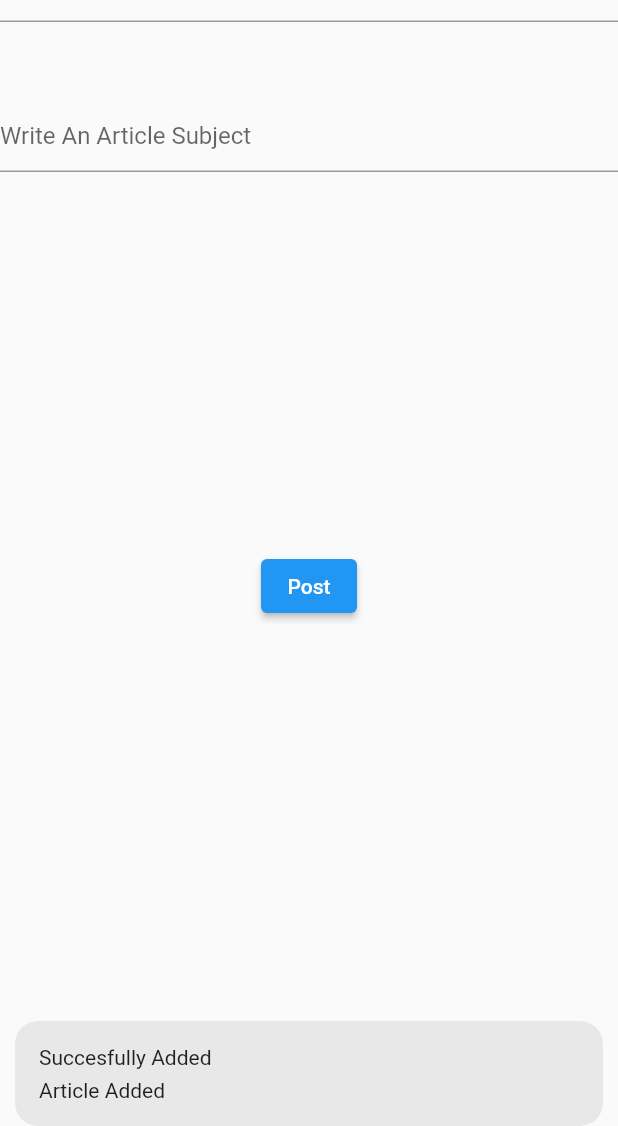
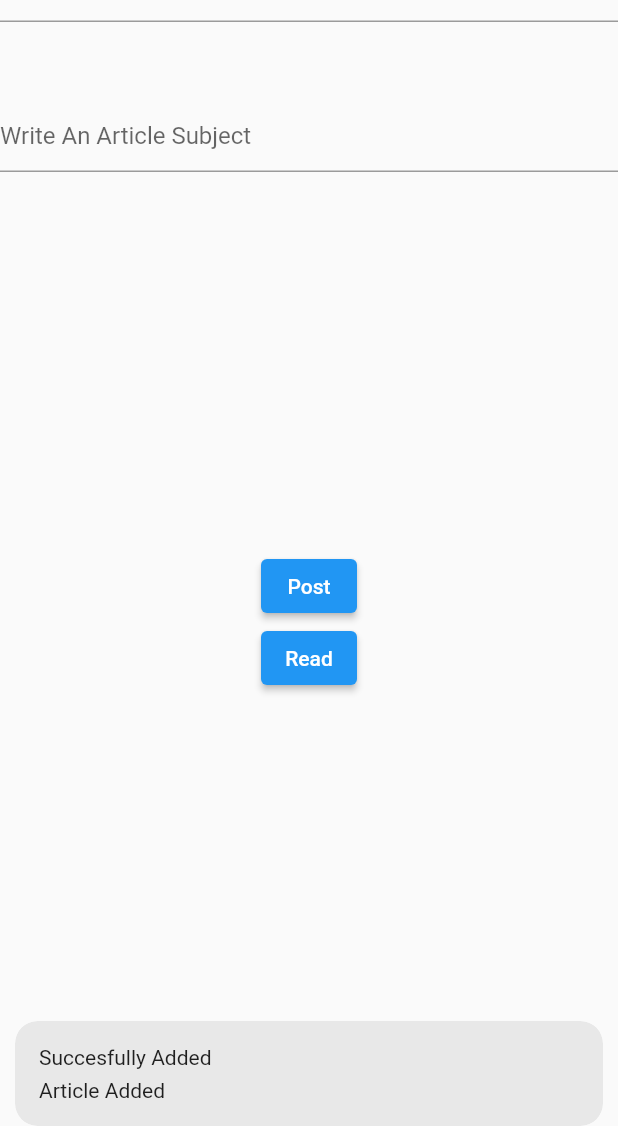
Before and after one commit to cavidanbagiri/BestArt, a Flutter app: the PostArticlePage screen opened by its route, after a tap on "Post", on a phone screen of 412 x 824 dp, the part 110-1236 px from its top. Run offline on Flutter 3.47's test engine with Material 2 defaults, Android fonts, the light colour scheme and no system bars; our stand-ins replace cloud_firestore, firebase_auth, firebase_core, get, get_storage; accounts and stored records are empty.

Commit message:
Adding Read Article

```diff
--- a/bestart/lib/controller/article_controller.dart
+++ b/bestart/lib/controller/article_controller.dart
@@ -1,5 +1,7 @@
 
+import 'package:bestart/models/article_model.dart';
 import 'package:bestart/services/article_service.dart';
+import 'package:cloud_firestore/cloud_firestore.dart';
 import 'package:flutter/cupertino.dart';
 import 'package:get/get.dart';
 import 'package:get_storage/get_storage.dart';
@@ -16,12 +18,26 @@ class ArticleController extends GetxController{
   TextEditingController? title_controller;
   TextEditingController? subject_controller;
 
+  //Create Article Modul instance list
+  RxList<ArticleModel>? article_model_list = RxList<ArticleModel>([]);
+
   @override
   onInit(){
     title_controller = TextEditingController();
     subject_controller = TextEditingController();
+    article_model_list?.bindStream(_article_service.getArticles());
     print('article cont work and ${current_user.read('email')}');
     super.onInit();
+  }
+
+  //Read From Data
+  void readdata(){
+    print('Read data work');
+    for(int i=0;i<article_model_list!.length;i++){
+      print(article_model_list![i].id);
+      print(article_model_list![i].title);
+      print(article_model_list![i].subject);
+    }
   }
 
   //Add Article ro Firebase
--- a/bestart/lib/models/article_model.dart
+++ b/bestart/lib/models/article_model.dart
@@ -1,4 +1,6 @@
 
+
+import 'package:cloud_firestore/cloud_firestore.dart';
 
 class ArticleModel {
   String ? id;
@@ -9,6 +11,11 @@ class ArticleModel {
 
   ArticleModel(this.id, this.title, this.subject, this.raiting, this.email);
 
-
+  //Read data contructor
+  ArticleModel.readData(DocumentSnapshot snapshot){
+    id = snapshot.id;
+    title = snapshot['title'];
+    subject = snapshot['subject'];
+  }
 
 }
--- a/bestart/lib/services/article_service.dart
+++ b/bestart/lib/services/article_service.dart
@@ -1,3 +1,4 @@
+import 'package:bestart/models/article_model.dart';
 import 'package:flutter/material.dart';
 import 'package:get/get.dart';
 import 'package:cloud_firestore/cloud_firestore.dart';
@@ -28,6 +29,13 @@ class ArticleService {
   }
 
   //Read From Firebase
+  Stream<List<ArticleModel>> getArticles(){
+    return articles_references.snapshots().map((query){
+      return query.docs.map((doc) {
+        return ArticleModel.readData(doc);
+      }).toList();
+    });
 
+  }
 
 }
--- a/bestart/lib/views/post_article_page.dart
+++ b/bestart/lib/views/post_article_page.dart
@@ -42,6 +42,14 @@ class PostArticlePage extends GetView<ArticleController> {
                 child: Text('Post'),
               ),
             ),
+            Container(
+              child: ElevatedButton(
+                onPressed: () {
+                  controller.readdata();
+                },
+                child: Text('Read'),
+              ),
+            ),
           ],
         ),
       ),
```
